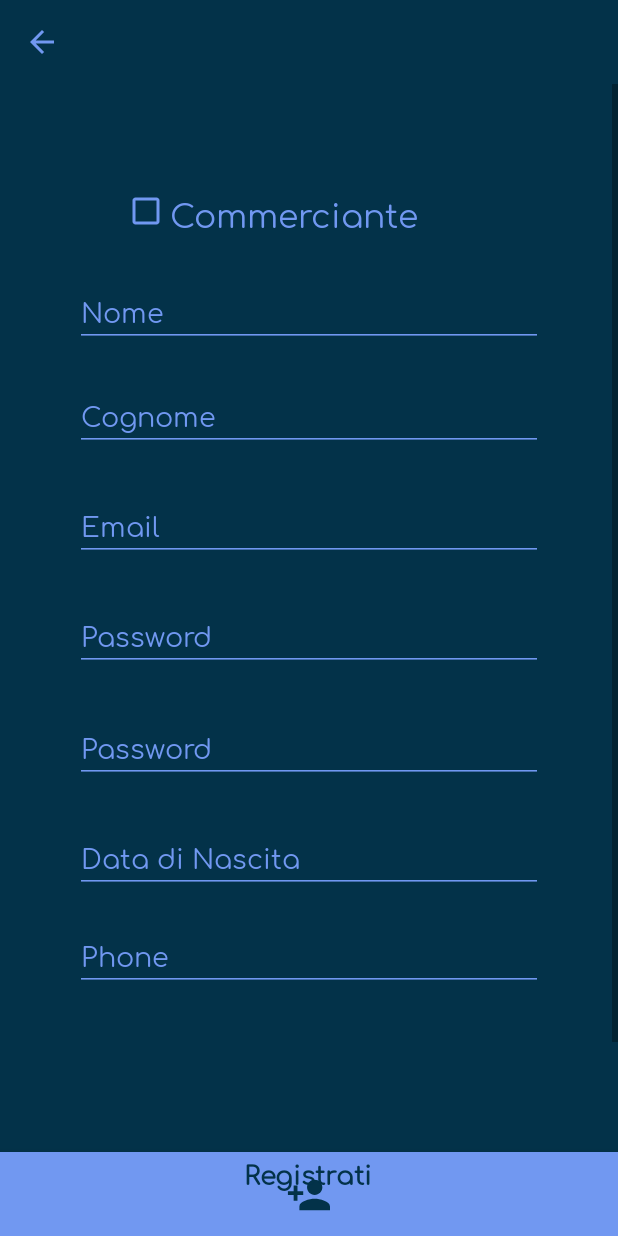
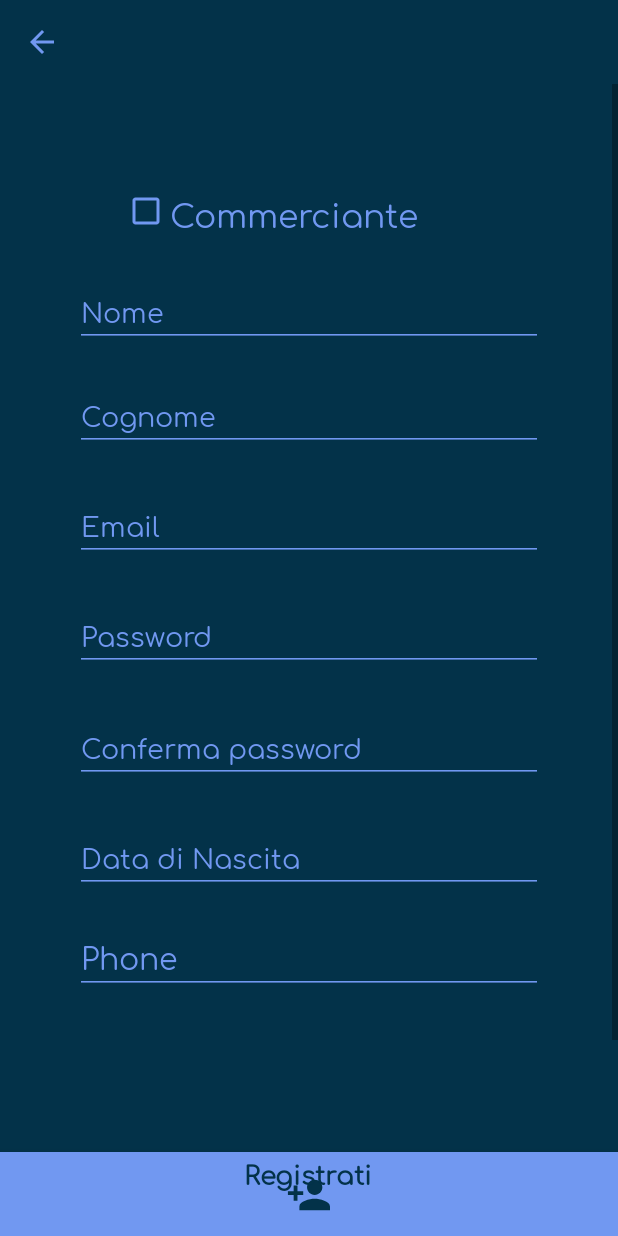
Before and after one commit to UniveIngSw2020/RAMMA, an Android app: the RegisterActivity screen opened directly, with no data from a screen before it, on a phone screen of 412 x 824 dp. Run offline under Robolectric (Android 15) with nearby library versions, the phone set to English and light mode, and no system bars; our stand-ins replace Firebase (no records; nobody signed in at launch, a user with empty details on screens opened directly); Roboto replaces fonts that are not available here.

Commit message:
Modifiche
Modifiche all'interfaccia

```diff
--- a/Primo_prototipo/app/src/main/java/com/example/rent_scio1/RegisterActivity.java
+++ b/Primo_prototipo/app/src/main/java/com/example/rent_scio1/RegisterActivity.java
@@ -324,6 +324,7 @@ public class RegisterActivity extends AppCompatActivity implements View.OnClickL
     private void checkTraderRegister (){
         mTrader.setOnCheckedChangeListener((buttonView, isChecked) -> {
             if(mTrader.isChecked()){
+
                 mPiva.setVisibility(View.VISIBLE);
                 mPositionTrader.setVisibility(View.VISIBLE);
                 mShopname.setVisibility(View.VISIBLE);
--- a/Primo_prototipo/app/src/main/res/layout/activity_register.xml
+++ b/Primo_prototipo/app/src/main/res/layout/activity_register.xml
@@ -207,7 +207,7 @@
                 android:backgroundTint="@color/text"
                 android:ems="10"
                 android:fontFamily="@font/comfortaa_regular"
-                android:hint="@string/password_register"
+                android:hint="@string/conferma_password"
                 android:inputType="textPassword"
                 android:textColor="@color/teal_200"
                 android:textColorHint="@color/text"
@@ -231,6 +231,7 @@
                 android:ems="10"
                 android:fontFamily="@font/comfortaa_regular"
                 android:hint="@string/phone"
+                android:textSize="20sp"
                 android:inputType="phone"
                 android:textColor="@color/teal_200"
                 android:textColorHint="@color/text"
--- a/Primo_prototipo/app/src/main/res/values/strings.xml
+++ b/Primo_prototipo/app/src/main/res/values/strings.xml
@@ -77,5 +77,6 @@
     <string name="conferma_modifiche">Conferma modifiche</string>
     <string name="nome_negozio">Nome Negozio</string>
     <string name="registrati_">Registrati</string>
+    <string name="conferma_password">Conferma password</string>
 
 </resources>
```
